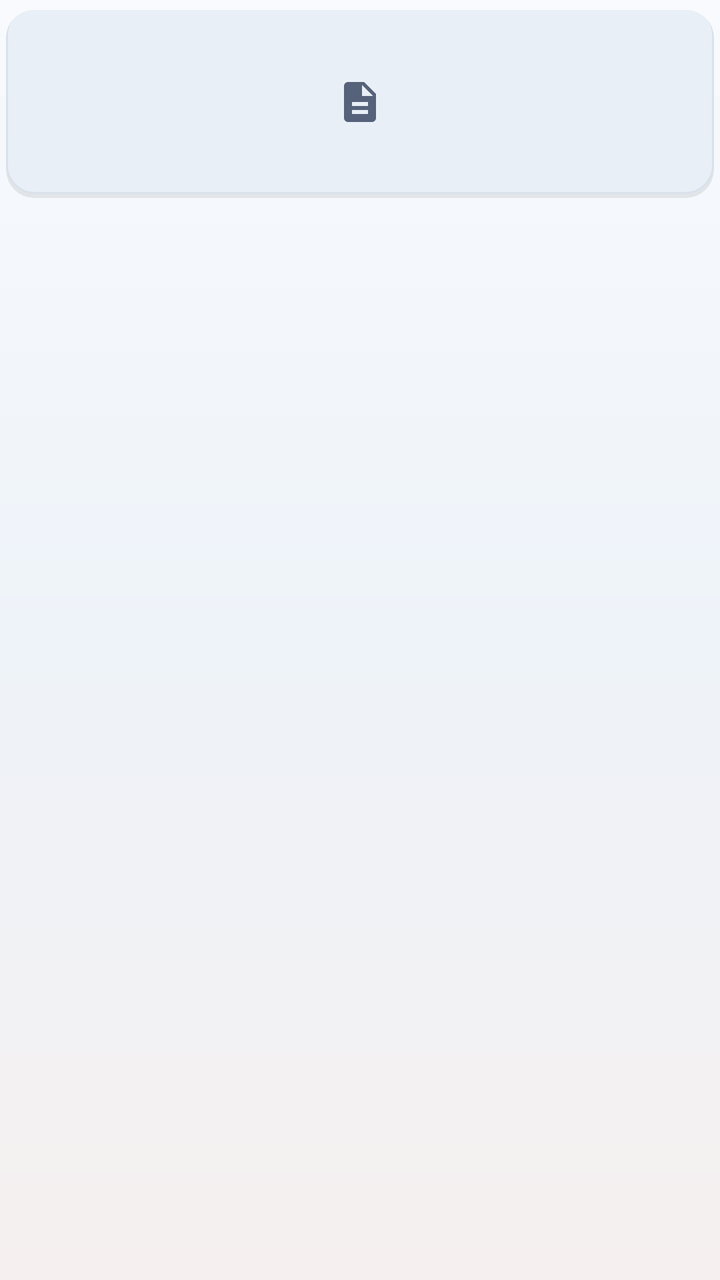
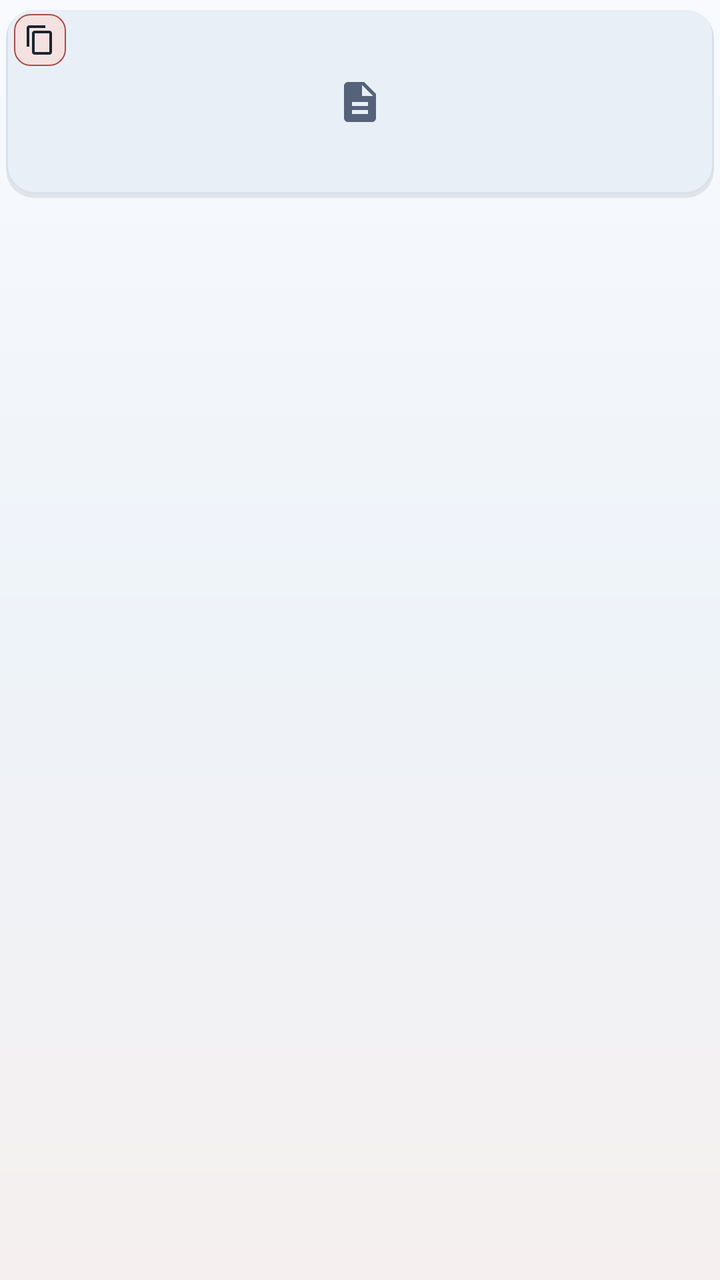

Screens rendered from an Android XML layout before and after an edit, with the pre-edit source and the edit as a unified diff.
<!-- AndroidManifest.xml: application theme Theme.ArtrawFiles -->
<!-- res/layout/item_file_grid.xml -->
<?xml version="1.0" encoding="utf-8"?>
<FrameLayout xmlns:android="http://schemas.android.com/apk/res/android"
    android:id="@+id/layoutGridRoot"
    android:layout_width="match_parent"
    android:layout_height="wrap_content"
    android:background="@drawable/ripple_aurora"
    android:padding="3dp"
    android:clipToPadding="false">

    <LinearLayout
        android:layout_width="match_parent"
        android:layout_height="wrap_content"
        android:orientation="vertical"
        android:gravity="center">

        <FrameLayout
            android:id="@+id/frameGridThumbnail"
            android:layout_width="match_parent"
            android:layout_height="96dp"
            android:background="@drawable/bg_card_material"
            android:clipToOutline="true"
            android:layout_marginBottom="3dp">

            <ImageView
                android:id="@+id/imgGridIcon"
                android:layout_width="match_parent"
                android:layout_height="match_parent"
                android:scaleType="centerInside"
                android:src="@drawable/ic_file" />

            <ImageView
                android:id="@+id/imgGridSelectBadge"
                android:layout_width="24dp"
                android:layout_height="24dp"
                android:layout_gravity="top|end"
                android:layout_margin="4dp"
                android:src="@drawable/ic_check_circle_outline"
                android:tint="@color/aurora_primary"
                android:background="@drawable/bg_aurora_category_badge"
                android:visibility="gone" />

            <ImageView
                android:id="@+id/imgGridEncryptionBadge"
                android:layout_width="18dp"
                android:layout_height="18dp"
                android:layout_gravity="bottom|start"
                android:layout_margin="4dp"
                android:src="@drawable/ic_file"
                android:tint="@color/aurora_warning"
                android:visibility="gone" />
        </FrameLayout>

        <TextView
            android:id="@+id/tvGridFileName"
            android:layout_width="match_parent"
            android:layout_height="wrap_content"
            android:layout_marginBottom="1dp"
            android:gravity="center"
            android:maxLines="1"
            android:ellipsize="middle"
            android:textStyle="bold"
            android:textColor="@color/aurora_text_primary"
            android:textSize="11sp"
            style="@style/Widget.ArtrawFiles.Text.Caption" />

        <TextView
            android:id="@+id/tvGridFileMeta"
            android:layout_width="match_parent"
            android:layout_height="wrap_content"
            android:gravity="center"
            android:maxLines="1"
            android:ellipsize="end"
            android:textColor="@color/aurora_text_secondary"
            android:textSize="10sp"
            style="@style/Widget.ArtrawFiles.Text.Caption" />
    </LinearLayout>

</FrameLayout>
<!-- resources referenced by this layout -->
<resources>
  <color name="aurora_primary">#A94B47</color>
  <color name="aurora_text_primary">#1B2430</color>
  <color name="aurora_text_secondary">#55627A</color>
  <color name="aurora_warning">#9A6B1F</color>
  <!-- drawable bg_aurora_category_badge (drawable) -->
  <?xml version="1.0" encoding="utf-8"?>
  <shape xmlns:android="http://schemas.android.com/apk/res/android"
      android:shape="rectangle">
      <solid android:color="@color/aurora_primary_container" />
      <corners android:radius="8dp" />
      <stroke
          android:width="0.5dp"
          android:color="@color/aurora_primary" />
  </shape>
  <!-- drawable ic_file (drawable) -->
  <vector xmlns:android="http://schemas.android.com/apk/res/android"
      android:width="24dp"
      android:height="24dp"
      android:viewportWidth="24"
      android:viewportHeight="24">
      <path
          android:fillColor="@color/aurora_text_secondary"
          android:pathData="M14,2H6c-1.1,0 -1.99,0.9 -1.99,2L4,20c0,1.1 0.89,2 1.99,2H18c1.1,0 2,-0.9 2,-2V8l-6,-6zm2,16H8v-2h8v2zm0,-4H8v-2h8v2zm-3,-5V3.5L18.5,9H13z"/>
  </vector>
  <!-- drawable ripple_aurora (drawable) -->
  <?xml version="1.0" encoding="utf-8"?>
  <ripple xmlns:android="http://schemas.android.com/apk/res/android">
      <item android:id="@android:id/mask">
          <shape android:shape="rectangle">
              <solid android:color="@color/aurora_primary" />
              <corners android:radius="10dp" />
          </shape>
      </item>
      <item android:drawable="@android:color/transparent" />
  </ripple>
  <style name="Widget.ArtrawFiles.Text.Caption" parent="Widget.ArtrawFiles.Text">
          <item name="android:textColor">@color/aurora_text_secondary</item>
          <item name="android:textSize">12sp</item>
          <item name="android:textStyle">normal</item>
          <item name="android:lineHeight">17sp</item>
          <item name="android:letterSpacing">0.01</item>
      </style>
  <color name="aurora_primary_container">#F4E2E0</color>
  <color name="aurora_shadow_soft">#14000000</color>
  <color name="aurora_surface_elevated">#E9EFF6</color>
  <color name="aurora_outline">#D9E1EB</color>
  <style name="Widget.ArtrawFiles.Text">
          <item name="android:textColor">@color/aurora_text_primary</item>
          <item name="android:textSize">15sp</item>
          <item name="android:textStyle">normal</item>
          <item name="android:fontFamily">sans-serif</item>
          <item name="android:lineHeight">22sp</item>
          <item name="android:includeFontPadding">false</item>
      </style>
  <color name="aurora_background_deep">#F5F7FA</color>
  <color name="aurora_secondary">#3F6FA8</color>
  <!-- drawable bg_heaven_gradient (drawable) -->
  <?xml version="1.0" encoding="utf-8"?>
  <shape xmlns:android="http://schemas.android.com/apk/res/android"
      android:shape="rectangle">
      <gradient
          android:angle="270"
          android:centerColor="@color/aurora_gradient_mid"
          android:endColor="@color/aurora_gradient_end"
          android:startColor="@color/aurora_gradient_start"
          android:type="linear" />
  </shape>
  <color name="aurora_gradient_mid">#EEF3F9</color>
  <color name="aurora_gradient_end">#F5F0EF</color>
  <color name="aurora_gradient_start">#F8FAFD</color>
  <!-- unchanged entries left out for length: 5 -->
</resources>

<!-- the commit's change to res/layout/item_file_grid.xml (unified diff, before → after) -->
@@ -40,6 +40,18 @@
                 android:visibility="gone" />
 
             <ImageView
+                android:id="@+id/btnGridCopyPath"
+                android:layout_width="26dp"
+                android:layout_height="26dp"
+                android:layout_gravity="top|start"
+                android:layout_margin="4dp"
+                android:padding="5dp"
+                android:background="@drawable/bg_aurora_category_badge"
+                android:src="@drawable/ic_copy"
+                android:tint="@color/aurora_text_primary"
+                android:contentDescription="@string/content_copy_current_path" />
+
+            <ImageView
                 android:id="@+id/imgGridEncryptionBadge"
                 android:layout_width="18dp"
                 android:layout_height="18dp"
<!-- resource entries referenced after the edit -->
@@ -14,6 +14,16 @@
           android:width="0.5dp"
           android:color="@color/aurora_primary" />
   </shape>
+  <!-- drawable ic_copy (drawable) -->
+  <vector xmlns:android="http://schemas.android.com/apk/res/android"
+      android:width="24dp"
+      android:height="24dp"
+      android:viewportWidth="24"
+      android:viewportHeight="24">
+      <path
+          android:fillColor="@color/aurora_text_primary"
+          android:pathData="M16,1H4c-1.1,0 -2,0.9 -2,2v14h2V3h12V1zm3,4H8c-1.1,0 -2,0.9 -2,2v14c0,1.1 0.9,2 2,2h11c1.1,0 2,-0.9 2,-2V7c0,-1.1 -0.9,-2 -2,-2zm0,16H8V7h11v14z"/>
+  </vector>
   <!-- drawable ic_file (drawable) -->
   <vector xmlns:android="http://schemas.android.com/apk/res/android"
       android:width="24dp"
@@ -35,6 +45,7 @@
       </item>
       <item android:drawable="@android:color/transparent" />
   </ripple>
+  <string name="content_copy_current_path">Copy Current Path</string>
   <style name="Widget.ArtrawFiles.Text.Caption" parent="Widget.ArtrawFiles.Text">
           <item name="android:textColor">@color/aurora_text_secondary</item>
           <item name="android:textSize">12sp</item>
